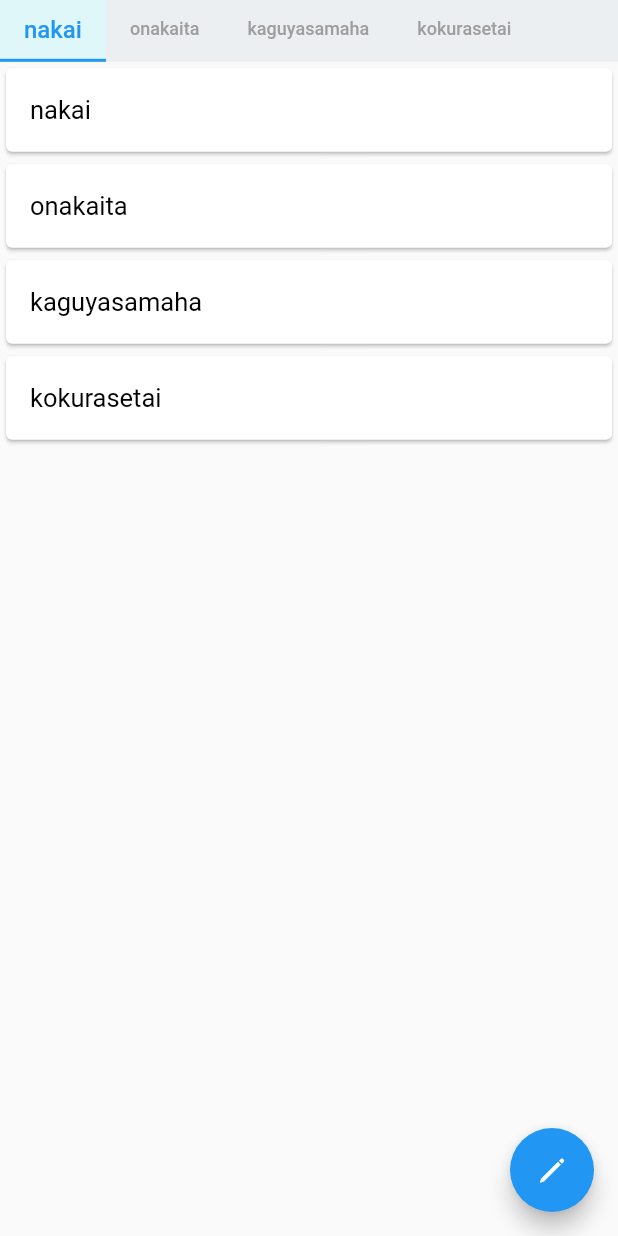
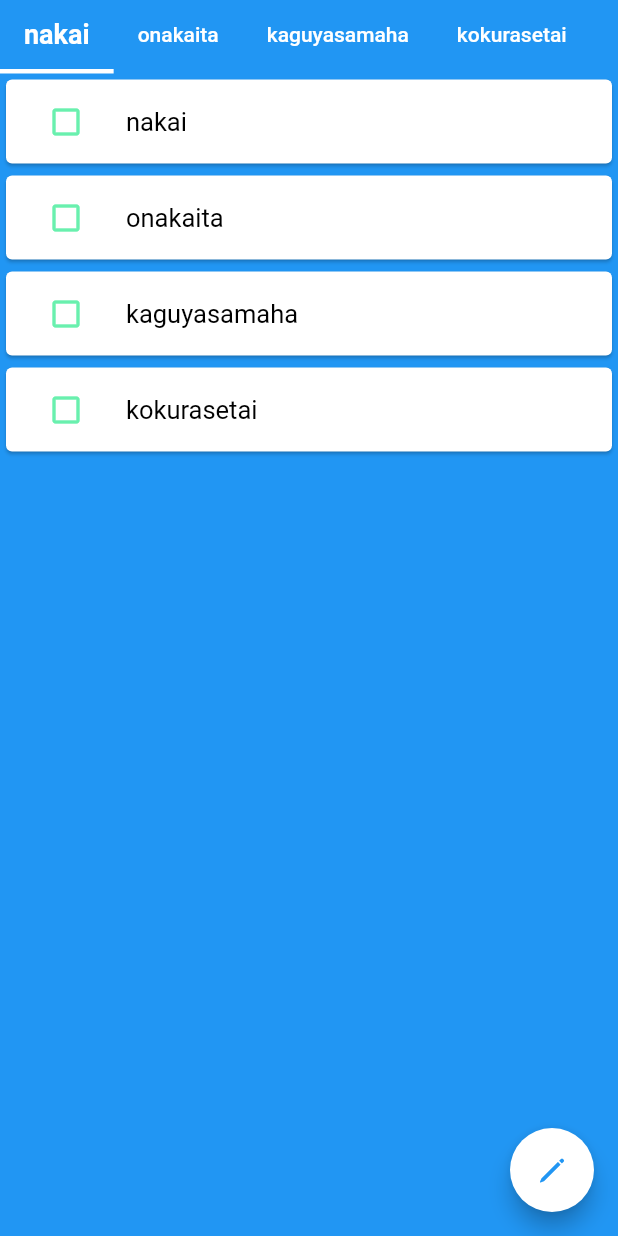
Before and after one commit to RyoichiNakai/ToDoList_Flutter, a Flutter app: the MyToDoListScreen screen opened directly, on a phone screen of 412 x 824 dp. Run offline on Flutter 3.47's test engine with Material 2 defaults, Android fonts, the phone set to English and light mode, and no system bars.

Commit message:
new commit

```diff
--- a/lib/main.dart
+++ b/lib/main.dart
@@ -30,18 +30,17 @@ class MyApp extends StatelessWidget {
   final themeDataLight = ThemeData(
     primaryColorLight: Colors.blue,
     buttonColor: Colors.white,
-    backgroundColor: Colors.blueGrey[50],
-    bottomAppBarColor: Colors.cyan[50], //bottomappbarの背景色
-    //indicatorColor: ,
-    textSelectionColor: Colors.black, //文字の色
+    accentColor: Colors.blue, //ボタンの中のアイコンの色
+    textSelectionColor: Colors.white, //タブバーの文字の色
+    canvasColor: Colors.black, //カードの中の文字
   );
 
   final themeDataDark = ThemeData(
     primaryColorDark: Colors.black,
     buttonColor: Colors.black,
-    backgroundColor: Colors.blueGrey[900],
-    bottomAppBarColor: Colors.grey[400],
-    textSelectionColor: Colors.white
+    accentColor: Colors.white, //ボタンの中のアイコンの色
+    textSelectionColor: Colors.white, //タブバーの文字の色
+    canvasColor: Colors.white, //カードの中の文字
   );
 
 
--- a/lib/pages/todolist_screen.dart
+++ b/lib/pages/todolist_screen.dart
@@ -13,6 +13,7 @@ class MyToDoListScreen extends StatefulWidget {
 
 
 class _MyToDoListScreenState extends State<MyToDoListScreen> {
+  bool doneFlag = false;
 
   @override
   Widget build(BuildContext context) {
@@ -23,6 +24,7 @@ class _MyToDoListScreenState extends State<MyToDoListScreen> {
           //todo:タブのリスト作ったらここも変更
           length: AppInfo.stringList.length,
           child: Scaffold(
+            backgroundColor: Theme.of(context).primaryColor,
             resizeToAvoidBottomInset: true,
             appBar: MyBottomAppBar.buildBottomAppBar(context),
             floatingActionButton: MyFloatingButton.buildFloatingButton(context),
@@ -40,7 +42,19 @@ class _MyToDoListScreenState extends State<MyToDoListScreen> {
   Widget _buildListItem(BuildContext context, String title) {
     return Card(
       child: ListTile(
-        title: Text(title, style: TextStyle(color: Theme.of(context).textSelectionColor),
+        leading: IconButton(
+            padding: const EdgeInsets.symmetric(vertical: 2.0, horizontal: 2.0),
+            icon: Icon(
+              !doneFlag ? Icons.check_box_outline_blank : Icons.check_box,
+              color: Colors.greenAccent,
+            ),
+            onPressed: () {
+              setState(() {
+                doneFlag = true;
+              });
+            }
+        ),
+        title: Text(title, style: TextStyle(color: Colors.black),
         ),
         onTap: null,
       ),
--- a/lib/utils/app.dart
+++ b/lib/utils/app.dart
@@ -4,8 +4,8 @@ class AppInfo {
   static List stringList = ["nakai", "onakaita", "kaguyasamaha", "kokurasetai"];
 
   static final elevation = 0.0;
-  static final unselectedTabFontSize = 12.0;
-  static final selectedTabFontSize = 16.0;
+  static final unselectedTabFontSize = 14.0;
+  static final selectedTabFontSize = 18.0;
 
   static double getMediaQuerySizeHeight(BuildContext context){
     return MediaQuery.of(context).size.height;
--- a/lib/widgets/bottom_appbar.dart
+++ b/lib/widgets/bottom_appbar.dart
@@ -5,33 +5,27 @@ import 'package:todolist/utils/app.dart';
 class MyBottomAppBar {
   static Widget buildBottomAppBar(BuildContext context) {
     return PreferredSize(
-      preferredSize:
-          Size.fromHeight(AppInfo.getMediaQuerySizeHeight(context) / 20),
-      child: Material(
-        color: Theme.of(context).backgroundColor,
-        child: TabBar(
+      preferredSize: Size.fromHeight(AppInfo.getMediaQuerySizeHeight(context) / 15),
+      child: TabBar(
           //todo:バックグラウンドカラーとうの変更
-            isScrollable: true,
-            unselectedLabelColor: Colors.grey,
-            unselectedLabelStyle: TextStyle(fontSize: AppInfo.unselectedTabFontSize),
-            labelColor: Theme.of(context).primaryColor,
-            labelStyle: TextStyle(fontSize: AppInfo.selectedTabFontSize),
-            indicator: BoxDecoration(
-              color: Theme.of(context).bottomAppBarColor,
+          isScrollable: true,
+          unselectedLabelColor: Theme.of(context).textSelectionColor,
+          unselectedLabelStyle: TextStyle(fontSize: AppInfo.unselectedTabFontSize),
+          labelColor: Theme.of(context).textSelectionColor,
+          labelStyle: TextStyle(fontSize: AppInfo.selectedTabFontSize, fontWeight: FontWeight.bold),
+/*            indicator: BoxDecoration(
+              color: Theme.of(context).primaryColor,
               border: Border(
                 bottom: BorderSide(
                   color: Theme.of(context).primaryColor,
                   width: 2.0
                 )
               )
-            ),
-            //indicatorColor: Theme.of(context).primaryColor,
-            //indicatorWeight: 2.0,
-            // タブに表示する内容
-            tabs: AppInfo.getTabList(AppInfo.stringList, AppInfo.stringList.length)
-
-        ),
-      ),
+            ),*/
+          indicatorColor: Theme.of(context).textSelectionColor,
+          indicatorWeight: 3.0,
+          // タブに表示する内容
+          tabs: AppInfo.getTabList(AppInfo.stringList, AppInfo.stringList.length)),
     );
   }
 }
--- a/lib/widgets/floating_button.dart
+++ b/lib/widgets/floating_button.dart
@@ -10,7 +10,8 @@ class MyFloatingButton{
   static Widget buildFloatingButton(BuildContext context) {
     return FloatingActionButton(
       onPressed: _addListTile,
-      child: Icon(CupertinoIcons.pencil),
+      backgroundColor: Theme.of(context).buttonColor,
+      child: Icon(CupertinoIcons.pencil, color: Theme.of(context).primaryColor),
     );
   }
 }
```
Also changed, not shown: pubspec.lock.
